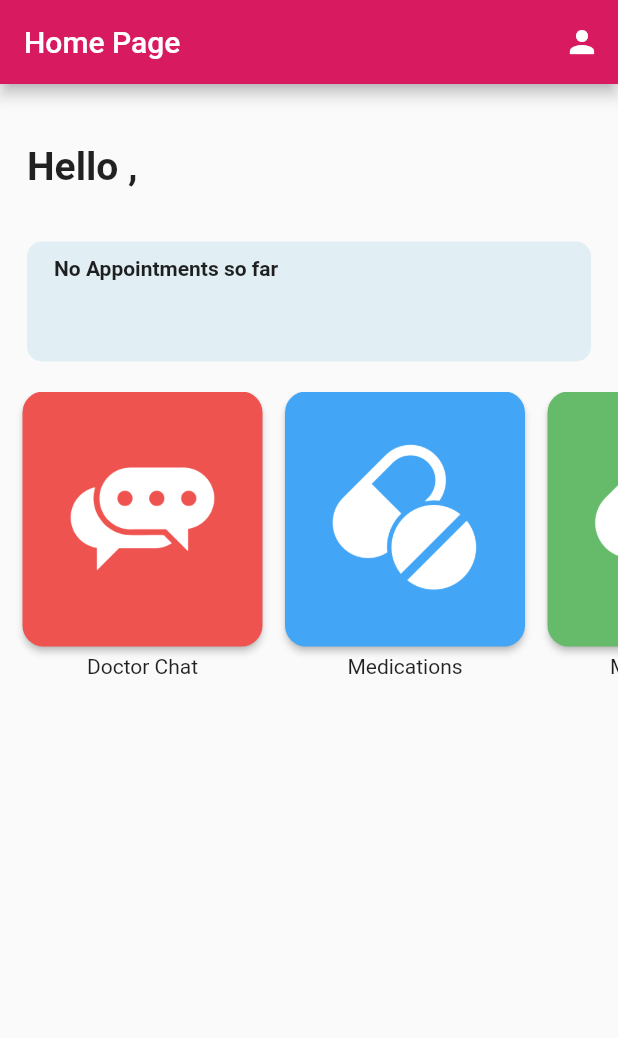
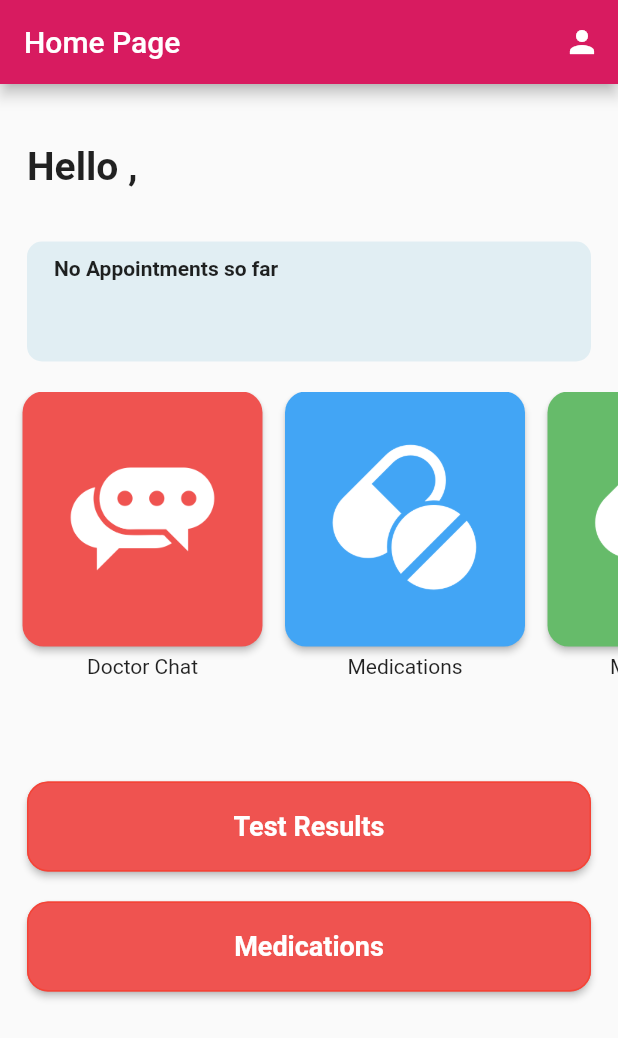
Before and after one commit to wrimicha/HealthKick, a Flutter app: the HomePagePatient screen opened by its route, on a phone screen of 412 x 824 dp. Shown: the top 1038 px of the screen. Run offline on Flutter 3.47's test engine with Material 2 defaults, Android fonts, the phone set to English and light mode, and no system bars; our stand-ins replace cloud_firestore, firebase_auth, firebase_core, firebase_database, google_maps_flutter, image_cropper and 2 more; accounts and stored records are empty.

Commit message:
Added buttons to the homepage

```diff
--- a/lib/screens/homescreen.dart
+++ b/lib/screens/homescreen.dart
@@ -102,7 +102,6 @@ class HomePage extends State<HomePagePatient> {
             ),
           ),
           ),
-
           Container(
             //margin: EdgeInsets.symmetric(vertical: 20.0),
             height: 220.0,
@@ -230,6 +229,71 @@ class HomePage extends State<HomePagePatient> {
             ],
           ),
           ),
+            Container(
+                margin: EdgeInsetsDirectional.fromSTEB(18.0, 20, 18.0, 0),
+                child: Column(
+                children: [
+                SizedBox(
+                  height: 20,
+                ),
+                SizedBox(
+                  height: 60.0,
+                  width: double.infinity,
+                  child: ElevatedButton(
+                    style: ButtonStyle(
+                      backgroundColor:
+                      MaterialStateProperty.all<Color>(Colors.red[400]),
+                      shape:
+                      MaterialStateProperty.all<RoundedRectangleBorder>(
+                        RoundedRectangleBorder(
+                            borderRadius: BorderRadius.circular(14.0),
+                            side: BorderSide(color: Colors.red)),
+                      ),
+                    ),
+                    child: Text(
+                      "Test Results",
+                      style: TextStyle(
+                        fontSize: 18.0,
+                        fontWeight: FontWeight.bold,
+                        color: Colors.white,
+                      ),
+                    ),
+                    onPressed: () {
+                    },
+                  ),
+                ),
+                SizedBox(
+                  height: 20,
+                ),
+                SizedBox(
+                  height: 60.0,
+                  width: double.infinity, // <-- match_parent
+                  child: ElevatedButton(
+                    style: ButtonStyle(
+                      backgroundColor:
+                      MaterialStateProperty.all<Color>(Colors.red[400]),
+                      shape:
+                      MaterialStateProperty.all<RoundedRectangleBorder>(
+                        RoundedRectangleBorder(
+                            borderRadius: BorderRadius.circular(14.0),
+                            side: BorderSide(color: Colors.red)),
+                      ),
+                    ),
+                    child: Text(
+                      "Medications",
+                      style: TextStyle(
+                        fontSize: 18.0,
+                        fontWeight: FontWeight.bold,
+                        color: Colors.white,
+                      ),
+                    ),
+                    onPressed: () {
+                    },
+                  ),
+                ),
+                ]
+              )
+            )
         ],
       )),
     );
```
